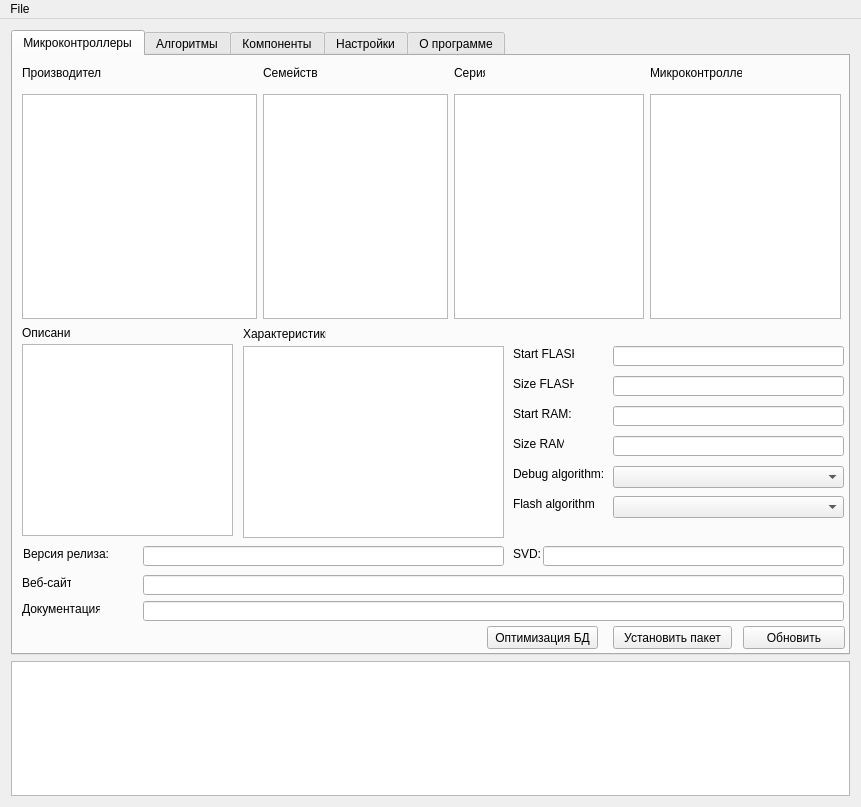
First picture: the form in src/views/mainform.ui, repository unsi9ned/coide-pack-installer, before the edit.
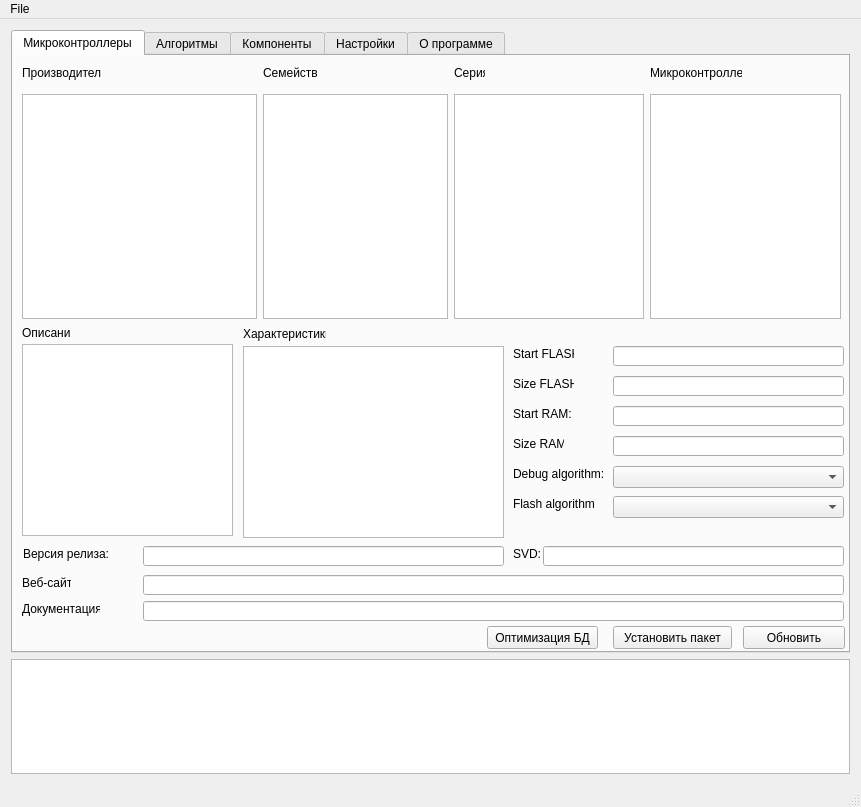
Second picture: the form after the edit. Icons and pictures are not drawn. Custom widgets are drawn as their Qt base class.

Commit message: Создан контроллер MainViewModel. Частично работает загрузка данных об устройствах на форме

The edit to the form file:
```diff
--- a/src/views/mainform.ui
+++ b/src/views/mainform.ui
@@ -946,7 +946,7 @@
       <property name="maximumSize">
        <size>
         <width>16777215</width>
-        <height>135</height>
+        <height>115</height>
        </size>
       </property>
       <property name="readOnly">
@@ -975,6 +975,7 @@
    </widget>
    <addaction name="menuFile"/>
   </widget>
+  <widget class="QStatusBar" name="statusBar"/>
   <action name="actionOpen_DFP">
    <property name="text">
     <string>Open DFP</string>
```
The commit also changes 7 other files.
